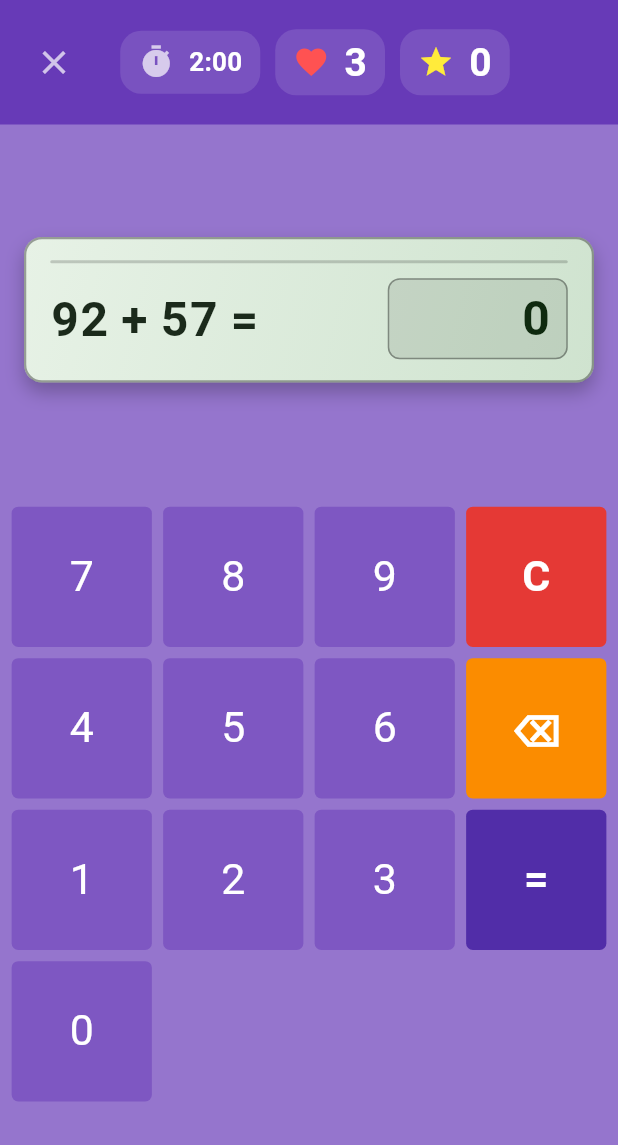
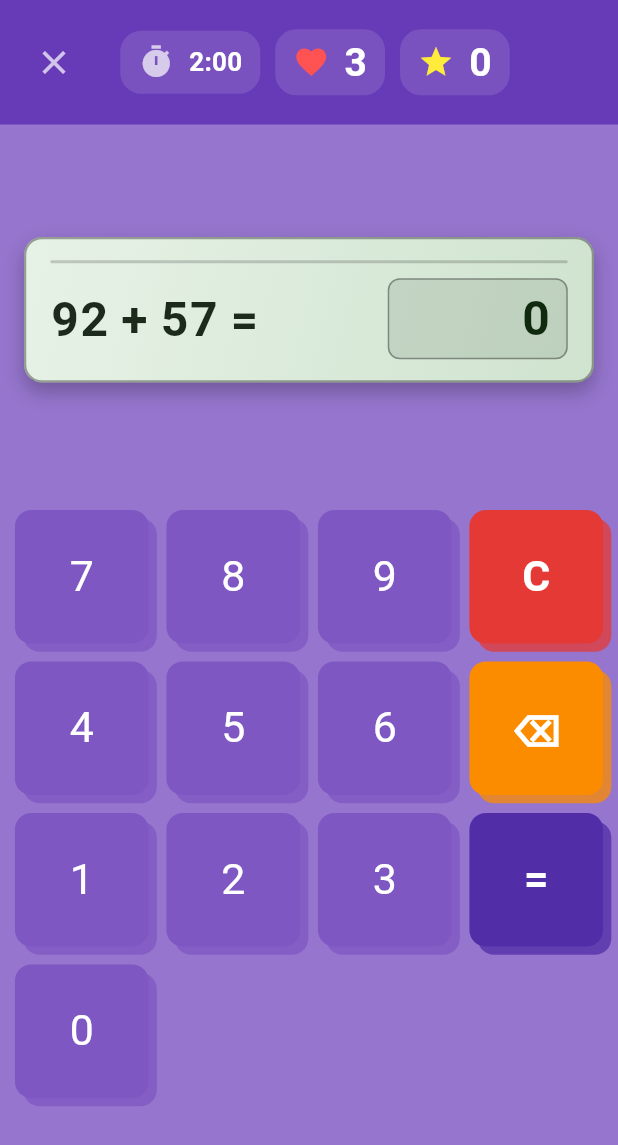
Before and after one commit to marp/matem_appka, a Flutter app: the GamePage screen opened by its route, on a phone screen of 412 x 824 dp. Shown: the top 1145 px of the screen. Run offline on Flutter 3.47's test engine with Material 3 defaults, Android fonts, the phone set to English and light mode, and no system bars; our stand-ins replace audioplayers, fl_chart, flutter_local_notifications, flutter_svg, flutter_timezone, google_fonts and 5 more; missing offline and left inert: back_button_interceptor; accounts and stored records are empty; Roboto replaces fonts that are missing (DSEG14Modern, DSEG7Modern).

Commit message:
3d buttons

```diff
--- a/lib/util/calc_button.dart
+++ b/lib/util/calc_button.dart
@@ -40,8 +40,11 @@ class _CalcButtonState extends State<CalcButton> with SingleTickerProviderStateM
     double fontSize = widget.buttonModel.fontSize ?? 26;
     FontWeight fontWeight = widget.buttonModel.fontWeight ?? FontWeight.normal;
 
+    Offset distance = Offset(5, 5);
+    double blur = 0.0;
+
     return Padding(
-        padding: const EdgeInsets.all(8.0),
+        padding: const EdgeInsets.all(10.0),
         child: GestureDetector(
         onTap: () {
           _controller.forward();
@@ -59,7 +62,14 @@ class _CalcButtonState extends State<CalcButton> with SingleTickerProviderStateM
             height: 56.0 * widget.buttonModel.height,
               decoration: BoxDecoration(
               color: buttonColor,
-              borderRadius: BorderRadius.circular(4),
+              borderRadius: BorderRadius.circular(10),
+                boxShadow: [
+                  BoxShadow(
+                    offset: distance,
+                    blurRadius: blur,
+                    color: buttonColor.withValues(alpha: 0.75),
+                  )
+                ]
             ),
               child: Center(
               child: widget.buttonModel.icon != null
```
